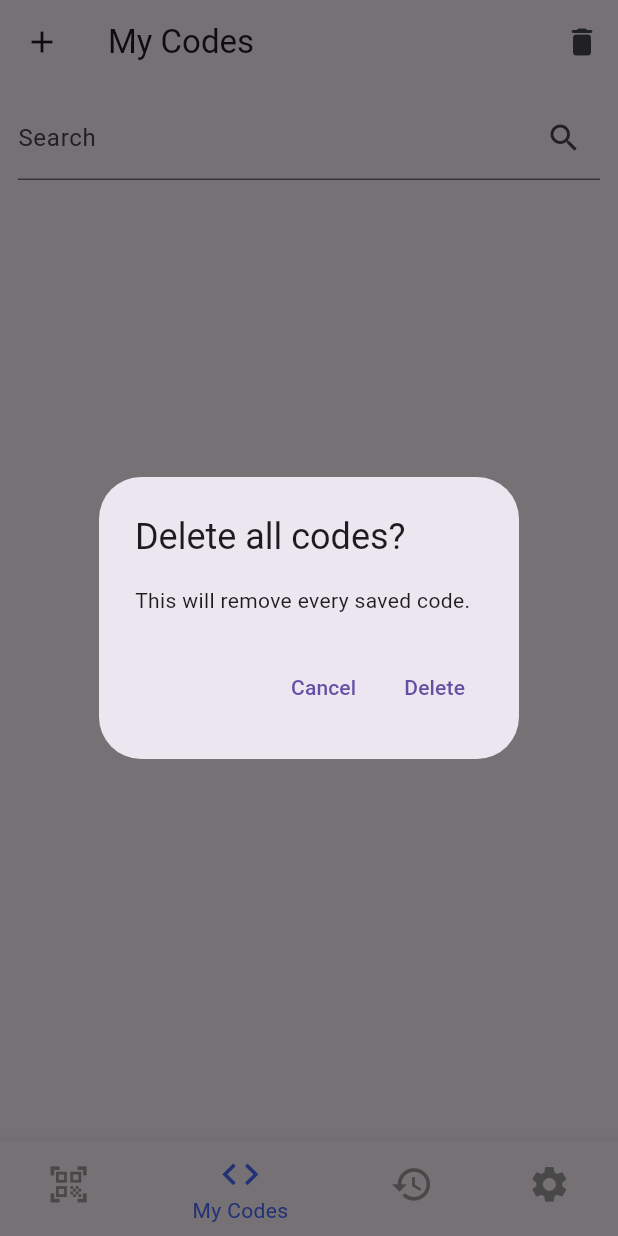
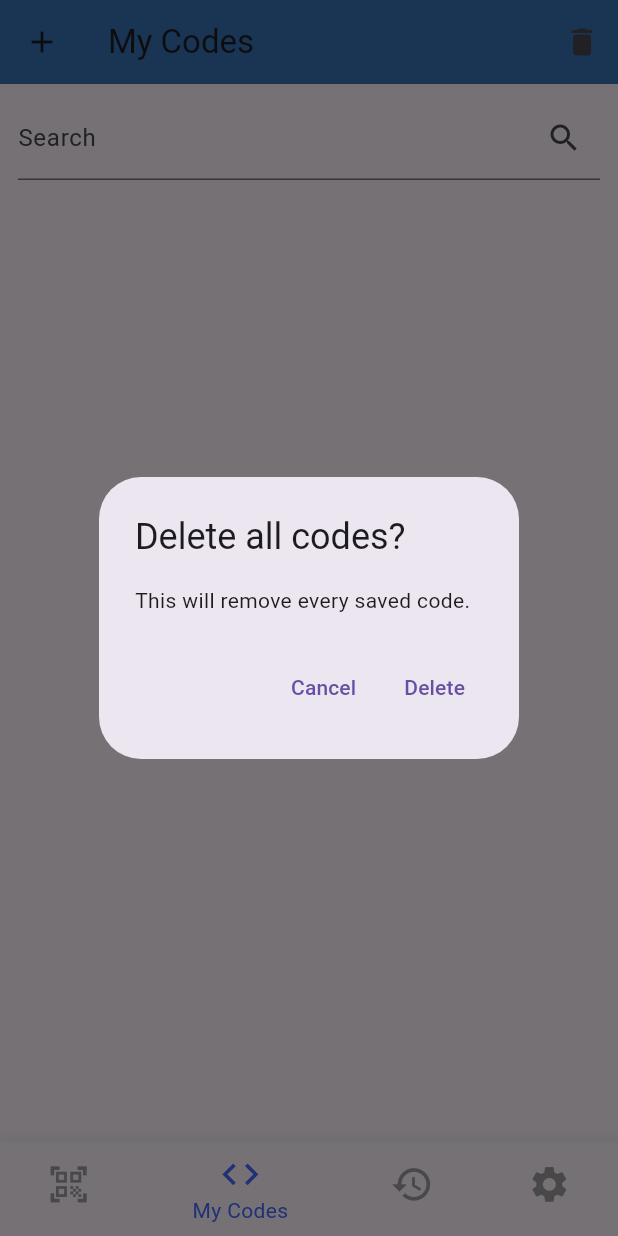
Before and after one commit to RinciAtrey/QR-Barcode-Scanner, a Flutter app: the screen it shows after launch, item 2 of the bottom bar chosen, after a tap on the "delete" icon, on a phone screen of 412 x 824 dp. Run offline on Flutter 3.47's test engine with Material 3 defaults, Android fonts, the phone set to English and light mode, and no system bars; our stand-ins replace barcode_widget, flutter_contacts, hive, hive_flutter, permission_handler, qr_flutter and 2 more; missing offline and left inert: mobile_scanner; accounts and stored records are empty.

```diff
--- a/lib/main.dart
+++ b/lib/main.dart
@@ -15,7 +15,6 @@ Future<void> main() async {
   WidgetsFlutterBinding.ensureInitialized();
   await Hive.initFlutter();
   Hive.registerAdapter(SavedCodeAdapter());
-  await Hive.deleteBoxFromDisk('saved_codes');
   await Hive.deleteBoxFromDisk('scan_history');
   await Hive.openBox<ScannedCode>('scan_history');
   await Hive.openBox<SavedCode>('saved_codes');
--- a/lib/screens/main_pages/my_codes.dart
+++ b/lib/screens/main_pages/my_codes.dart
@@ -71,6 +71,7 @@ class _MyCodesState extends State<MyCodes> {
     return SafeArea(
       child: Scaffold(
         appBar: AppBar(
+          backgroundColor: Color(0xFF3674B5),
           title: Text('My Codes'),
           leading: IconButton(
             icon: const Icon(Icons.add),
--- a/lib/screens/main_pages/scanner_screen.dart
+++ b/lib/screens/main_pages/scanner_screen.dart
@@ -6,17 +6,16 @@ import 'package:hive_flutter/adapters.dart';
 import 'package:mobile_scanner/mobile_scanner.dart';
 import 'package:barcode_widget/barcode_widget.dart' as bcw;
 import 'package:permission_handler/permission_handler.dart';
-import 'package:share_plus/share_plus.dart';
 import 'package:url_launcher/url_launcher.dart';
 import 'package:intl/intl.dart';
 import '../../data/camera_data.dart';
 import '../../data/scannedcode.dart';
+import '../../utils/scan_frame.dart';
 import '../scannedBarcodePreview.dart';
 import '../scannedQrPreview.dart';
-import 'history_page.dart';
 
 class ScannerScreen extends StatefulWidget {
-  const ScannerScreen({super.key});
+  const ScannerScreen({Key? key}) : super(key: key);
   @override
   State<ScannerScreen> createState() => _ScannerScreenState();
 }
@@ -25,10 +24,13 @@ class _ScannerScreenState extends State<ScannerScreen> {
   bool hasPermission = false;
   bool isFlashOn = false;
   MobileScannerController? scannerController;
-  late CameraFacingOption currentFacing;
+
+  CameraFacingOption currentFacing = CameraFacingOption.back;
   late VoidCallback _cameraFacingListener;
 
-
+  bool _isProcessing = false;
+  bool _dialogShowing = false;
+  bool _initDone = false;
 
   @override
   void initState() {
@@ -46,7 +48,8 @@ class _ScannerScreenState extends State<ScannerScreen> {
       }
     };
     box.listenable(keys: ['cameraFacing']).addListener(_cameraFacingListener);
-    _initScanner();
+
+    WidgetsBinding.instance.addPostFrameCallback((_) => _initScanner());
   }
 
   @override
@@ -59,8 +62,12 @@ class _ScannerScreenState extends State<ScannerScreen> {
   }
 
   Future<void> _initScanner() async {
-    final status = await Permission.camera.request();
+    final status = await Permission.camera.status;
     if (!mounted) return;
+
+    final box = Hive.box('settings');
+    final requested = box.get('cameraRequested', defaultValue: false) as bool;
+
     if (status.isGranted) {
       scannerController = MobileScannerController(
         facing: currentFacing == CameraFacingOption.back
@@ -68,68 +75,175 @@ class _ScannerScreenState extends State<ScannerScreen> {
             : CameraFacing.front,
       );
       final autoFlash =
-      Hive.box('settings').get('autoFlash', defaultValue: false) as bool;
-      if (autoFlash) isFlashOn = true;
-      setState(() => hasPermission = true);
-      WidgetsBinding.instance.addPostFrameCallback((_) async {
-        if (!mounted) return;
-        await scannerController?.start();
-        if (autoFlash) await scannerController?.toggleTorch();
+      box.get('autoFlash', defaultValue: false) as bool;
+      if (autoFlash) {
+        isFlashOn = true;
+        WidgetsBinding.instance.addPostFrameCallback((_) {
+          if (mounted) scannerController?.toggleTorch();
         });
-    } else if (status.isPermanentlyDenied) {
-      setState(() => hasPermission = false);
+      }
+      setState(() {
+        hasPermission = true;
+        _initDone = true;
+      });
+
+    } else if (status.isDenied && !requested) {
+      _dialogShowing = true;
       await showDialog(
         context: context,
-        builder: (ctx) => AlertDialog(
-          title: const Text('Camera Permission'),
+        builder: (_) => AlertDialog(
+          title: const Text('Camera Permission Needed'),
           content: const Text(
-            'Camera access has been permanently denied.\n'
-                'Please enable it in your device Settings.',
+            'This feature requires camera access to scan.',
           ),
           actions: [
             TextButton(
               onPressed: () {
-                  openAppSettings();
-                  Navigator.of(ctx).pop();
+                box.put('cameraRequested', true);
+                Navigator.pop(context);
+                _dialogShowing = false;
+                setState(() {
+                  hasPermission = false;
+                  _initDone = true;
+                });
               },
-                child: const Text('Open Settings')),
+              child: const Text('Cancel'),
+            ),
             TextButton(
-                onPressed: () => Navigator.of(ctx).pop(),
-                child: const Text('Cancel')),
+              onPressed: () {
+                box.put('cameraRequested', true);
+                Navigator.pop(context);
+                _dialogShowing = false;
+                Permission.camera.request().then((_) => _initScanner());
+              },
+              child: const Text('Allow'),
+            ),
           ],
         ),
       );
+
     } else {
-      setState(() => hasPermission = false);
+      setState(() {
+        hasPermission = false;
+        _initDone = true;
+      });
     }
   }
 
-  Future<void> _processScannedData(
-      String data,
-      bool isQr,
-      String displayTitle,
-      String formatName,
-      ) async {
-    await scannerController?.stop();
+  @override
+  Widget build(BuildContext context) {
+    return Scaffold(
+      extendBodyBehindAppBar: true,
+      backgroundColor: Colors.transparent,
+      body: _initDone
+          ? (hasPermission && scannerController != null
+          ? _buildScannerView(context)
+          : SafeArea(
+        child: Center(
+          child: ElevatedButton(
+            onPressed: () => openAppSettings(),
+            style: ElevatedButton.styleFrom(
+              backgroundColor: Colors.indigo,
+              foregroundColor: Colors.white,
+            ),
+            child: const Text('Open Settings'),
+          ),
+        ),
+      ))
+          : const Center(child: SizedBox()),
+    );
+  }
 
+  Widget _buildScannerView(BuildContext context) {
+    final size = MediaQuery.of(context).size;
+    final frameSize = size.width * 0.5;
+    return Stack(
+      alignment: Alignment.center,
+      children: [
+        MobileScanner(
+          controller: scannerController!,
+          onDetect: _onDetect,
+        ),
+        Positioned.fill(
+          child: Align(
+            alignment: Alignment.center,
+            child: ScanFrameOverlay(size: frameSize),
+          ),
+        ),
+
+        // Bottom bar
+        Positioned(
+          bottom: size.height * 0.04,
+          left: size.width * 0.25,
+          right: size.width * 0.25,
+          child: Container(
+            padding: const EdgeInsets.symmetric(vertical: 12, horizontal: 24),
+            decoration: BoxDecoration(
+              color: Colors.black54,
+              borderRadius: BorderRadius.circular(12),
+            ),
+            child: Row(
+              mainAxisAlignment: MainAxisAlignment.spaceBetween,
+              children: [
+                IconButton(
+                  icon: const Icon(Icons.camera_alt_outlined, color: Colors.white),
+                  onPressed: () {
+                    final box = Hive.box('settings');
+                    final newFacing = currentFacing == CameraFacingOption.back
+                        ? CameraFacingOption.front
+                        : CameraFacingOption.back;
+                    box.put('cameraFacing', newFacing.key);
+                  },
+                ),
+                IconButton(
+                  icon: Icon(
+                    isFlashOn ? Icons.flash_on : Icons.flash_off,
+                    color: Colors.white,
+                  ),
+                  onPressed: () {
+                    setState(() {
+                      isFlashOn = !isFlashOn;
+                      scannerController!.toggleTorch();
+                    });
+                  },
+                ),
+              ],
+            ),
+          ),
+        ),
+      ],
+    );
+  }
+
+  void _onDetect(BarcodeCapture capture) {
+    if (_isProcessing) return;
+    _isProcessing = true;
+    final bc = capture.barcodes.first;
+    final code = bc.rawValue;
+    final isQr = bc.format == BarcodeFormat.qrCode;
+    if (code == null) return;
+
+    scannerController?.stop();
     final autoCopy =
     Hive.box('settings').get('autoCopy', defaultValue: false) as bool;
     if (autoCopy) {
-      await Clipboard.setData(ClipboardData(text: data));
-      ScaffoldMessenger.of(context)
-          .showSnackBar(const SnackBar(content: Text('Copied to clipboard')));
+      Clipboard.setData(ClipboardData(text: code));
+      ScaffoldMessenger.of(context).showSnackBar(
+        const SnackBar(content: Text('Copied to clipboard')),
+      );
     }
 
     String fallbackType = 'text';
-    if (data.startsWith('BEGIN:VCARD')) {
+    if (code.startsWith('BEGIN:VCARD')) {
       fallbackType = 'contact';
-    } else if (data.startsWith('http://') || data.startsWith('https://')) {
+    } else if (code.startsWith('http://') ||
+        code.startsWith('https://')) {
       fallbackType = 'url';
     }
 
     final displayFields = <String, String>{};
     if (fallbackType == 'contact') {
-      for (final line in data.split('\n')) {
+      for (final line in code.split('\n')) {
         if (line.startsWith('FN:')) {
           displayFields['Name'] = line.substring(3);
         }
@@ -141,53 +255,55 @@ class _ScannerScreenState extends State<ScannerScreen> {
         }
       }
     } else if (fallbackType == 'url') {
-      displayFields['URL'] = data;
+      displayFields['URL'] = code;
     } else {
-      displayFields['Text'] = data;
+      displayFields['Text'] = code;
     }
 
-    if (isQr) {
-      Navigator.push(
-        context,
-        MaterialPageRoute(
-          builder: (_) => ScannedQrPreviewScreen(
-            displayTitle: displayTitle,
-            rawData: data,                    // <-- the full vCard/URL/etc.
-            displayFields: displayFields,
-          ),
-        ),
-      );
-    } else {
+    final typeLabel = {
+      'contact': 'Contact',
+      'url': 'Website',
+      'text': 'Text',
+    }[fallbackType]!;
+
+    final now = DateTime.now();
+    final timestamp =
+        '${DateFormat('dd/MM/yy').format(now)} , ${DateFormat('hh:mm a').format(now)}';
 
     Navigator.push(
       context,
       MaterialPageRoute(
-          builder: (_) => ScannedBarcodePreviewScreen(
-            displayTitle: displayTitle,
-            data: data,
+        builder: (_) => isQr
+            ? ScannedQrPreviewScreen(
+          displayTitle: typeLabel,
+          rawData: code,
           displayFields: displayFields,
-            barcodeSymbology: _barcodeFromFormatName(formatName),
+        )
+            : ScannedBarcodePreviewScreen(
+          displayTitle: typeLabel,
+          data: code,
+          displayFields: displayFields,
+          barcodeSymbology:
+          _barcodeFromFormatName(bc.format.name),
         ),
       ),
-      );
-    }
-
-    // then save to Hive
+    ).then((_) async {
       final historyBox = Hive.box<ScannedCode>('scan_history');
       await historyBox.add(ScannedCode(
-      title: displayTitle,
+        title: timestamp,
         isQr: isQr,
-      data: data,
-      formatName: formatName,
+        data: code,
+        formatName: bc.format.name,
       ));
-
-    Navigator.of(context).popUntil((r) => r.isFirst);
-    Navigator.of(context)
-        .push(MaterialPageRoute(builder: (_) => const HistoryPage()));
+      scannerController?.start();
+      _isProcessing = false;
+    });
   }
 
   Future<void> _launchURL(String url) async {
-    if (await canLaunchUrl(Uri.parse(url))) await launchUrl(Uri.parse(url));
+    if (await canLaunchUrl(Uri.parse(url))) {
+      await launchUrl(Uri.parse(url));
+    }
   }
 
   Future<void> _saveContact(String vcard) async {
@@ -210,77 +326,6 @@ class _ScannerScreenState extends State<ScannerScreen> {
       ScaffoldMessenger.of(context)
           .showSnackBar(const SnackBar(content: Text("Failed!")));
     }
-  }
-
-  @override
-  Widget build(BuildContext context) {
-    if (!hasPermission || scannerController == null) {
-      return Scaffold(
-        backgroundColor: Colors.indigo,
-        appBar: AppBar(title: const Text("Scanner"), backgroundColor: Colors.indigo),
-        body: Column(mainAxisAlignment: MainAxisAlignment.center, children: [
-          const Icon(Icons.camera_alt_outlined, size: 64, color: Colors.grey),
-          const SizedBox(height: 16),
-          const Text("Camera Permission is required"),
-          const SizedBox(height: 16),
-          ElevatedButton(
-            onPressed: _initScanner,
-            style: ElevatedButton.styleFrom(backgroundColor: Colors.indigo, foregroundColor: Colors.white),
-            child: const Text("Grant Permission"),
-          ),
-        ]),
-      );
-    }
-
-    return Scaffold(
-      backgroundColor: Colors.indigo,
-      appBar: AppBar(
-        title: const Text("Scan QR / Barcode"),
-        backgroundColor: Colors.indigo,
-        actions: [
-          IconButton(
-            icon: Icon(isFlashOn ? Icons.flash_on : Icons.flash_off),
-            onPressed: () {
-              setState(() {
-                isFlashOn = !isFlashOn;
-                scannerController!.toggleTorch();
-              });
-            },
-          ),
-        ],
-      ),
-      body: Stack(children: [
-        MobileScanner(
-          controller: scannerController!,
-          onDetect: (capture) {
-            final bc = capture.barcodes.first;
-            final code = bc.rawValue;
-            final isQr = bc.format == BarcodeFormat.qrCode;
-            if (code != null) {
-              final now = DateTime.now();
-              final date = DateFormat('dd/MM/yy').format(now);
-              final time = DateFormat('hh:mm a').format(now);
-              final title = '$date , $time';
-              _processScannedData(code, isQr, title, bc.format.name);
-            }
-          },
-        ),
-        const Positioned(
-          bottom: 24, left: 0, right: 0,
-          child: Center(
-            child: Text(
-              'Align code within the frame',
-              style: TextStyle(
-                color: Colors.white,
-                backgroundColor: Colors.black54,
-                fontSize: 16,
-                fontWeight: FontWeight.w500,
-              ),
-            ),
-          ),
-        ),
-      ]),
-    );
   }
 }
 
--- /dev/null
+++ b/lib/utils/scan_frame.dart
@@ -0,0 +1,84 @@
+import 'package:flutter/material.dart';
+
+class ScanFramePainter extends CustomPainter {
+  final Color color;
+  final double strokeWidth;
+  final double cornerLength;
+  final double cornerRadius;
+
+  ScanFramePainter({
+    this.color = Colors.white,
+    this.strokeWidth = 4,
+    this.cornerLength = 30,
+    this.cornerRadius = 8,
+  });
+
+  @override
+  void paint(Canvas canvas, Size size) {
+    final paint = Paint()
+      ..color       = color
+      ..strokeWidth = strokeWidth
+      ..style       = PaintingStyle.stroke;
+
+    void drawCorner(Offset origin, Offset dx, Offset dy) {
+      final p = Path();
+      p.moveTo(origin.dx + dx.dx * cornerRadius,
+          origin.dy + dx.dy * cornerRadius);
+      p.lineTo(origin.dx + dx.dx * cornerLength,
+          origin.dy + dx.dy * cornerLength);
+      p.moveTo(origin.dx + dy.dx * cornerRadius,
+          origin.dy + dy.dy * cornerRadius);
+      p.lineTo(origin.dx + dy.dx * cornerLength,
+          origin.dy + dy.dy * cornerLength);
+      canvas.drawPath(p, paint);
+    }
+
+    // top‑left
+    drawCorner(
+      Offset(0, 0),
+      const Offset(1, 0),   // dx → right
+      const Offset(0, 1),   // dy ↓ down
+    );
+    // top‑right
+    drawCorner(
+      Offset(size.width, 0),
+      const Offset(-1, 0),  // dx ← left
+      const Offset(0, 1),   // dy ↓ down
+    );
+    // bottom‑left
+    drawCorner(
+      Offset(0, size.height),
+      const Offset(1, 0),   // dx → right
+      const Offset(0, -1),  // dy ↑ up
+    );
+    // bottom‑right
+    drawCorner(
+      Offset(size.width, size.height),
+      const Offset(-1, 0),  // dx ← left
+      const Offset(0, -1),  // dy ↑ up
+    );
+  }
+
+  @override
+  bool shouldRepaint(covariant ScanFramePainter old) {
+    return old.color       != color ||
+        old.strokeWidth != strokeWidth ||
+        old.cornerLength != cornerLength;
+  }
+}
+
+class ScanFrameOverlay extends StatelessWidget {
+  final double size;
+  const ScanFrameOverlay({required this.size, super.key});
+
+  @override
+  Widget build(BuildContext context) {
+    return SizedBox(
+      width: size,
+      height: size,
+      child: CustomPaint(
+        painter: ScanFramePainter(),
+      ),
+    );
+  }
+}
--- a/pubspec.yaml
+++ b/pubspec.yaml
@@ -72,9 +72,8 @@ flutter:
   uses-material-design: true
 
   # To add assets to your application, add an assets section, like this:
-  # assets:
-  #   - images/a_dot_burr.jpeg
-  #   - images/a_dot_ham.jpeg
+  assets:
+    - assets/splash.gif
 
   # An image asset can refer to one or more resolution-specific "variants", see
   # https://flutter.dev/to/resolution-aware-images
```
Also changed, not shown: lib/screens/main_pages/history_page.dart (+20 -5 lines), lib/screens/scannedQrPreview.dart (+3 -4 lines), assets/splash.gif (added). Lines whose indentation alone changed are shown as unchanged.
